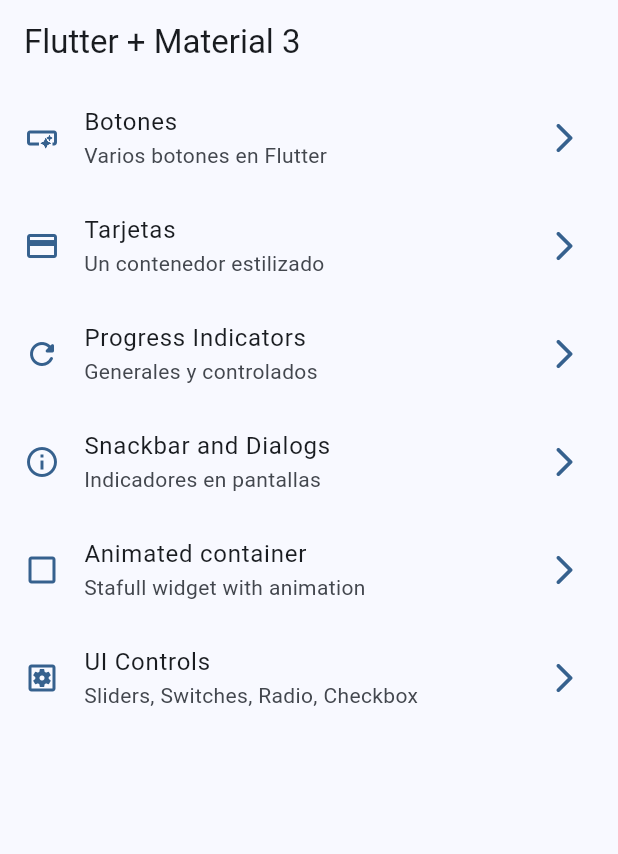
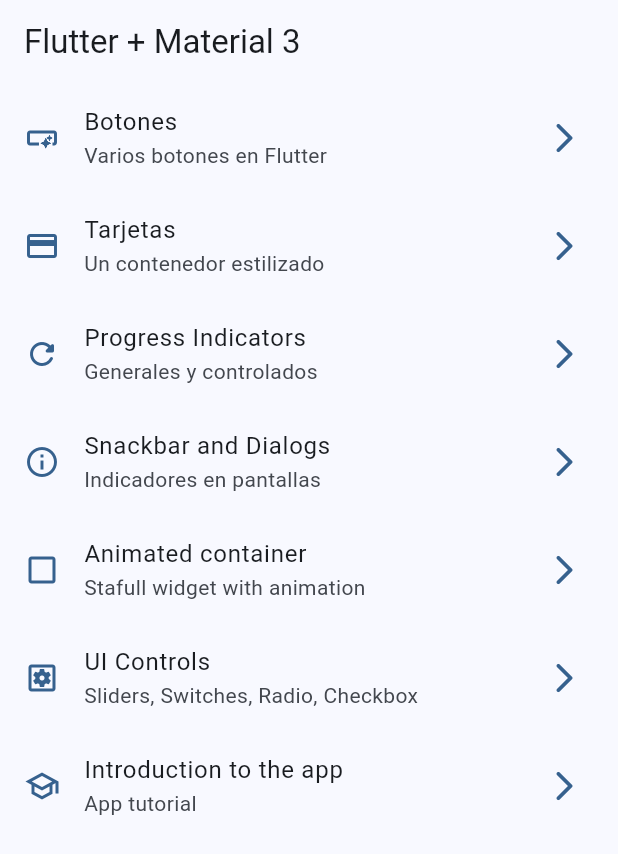
Before and after one commit to ChristianCeT/flutter-riverpod-widgets, a Flutter app: the screen it shows after launch, on a phone screen of 412 x 824 dp. Shown: the top 854 px of the screen. Run offline on Flutter 3.47's test engine with Material 2 defaults, Android fonts, the phone set to English and light mode, and no system bars; our stand-ins replace go_router.

Commit message:
tutorial screen added

```diff
--- a/lib/config/menu/menu_items.dart
+++ b/lib/config/menu/menu_items.dart
@@ -52,4 +52,11 @@ const appMenuItems = <MenuItem>[
     link: '/ui-controls',
     icon: Icons.settings_applications_outlined,
   ),
+  /* tutorial */
+  MenuItem(
+    title: 'Introduction to the app',
+    subTitle: 'App tutorial',
+    link: '/tutorial',
+    icon: Icons.school_outlined,
+  ),
 ];
--- a/lib/config/router/app_router.dart
+++ b/lib/config/router/app_router.dart
@@ -40,5 +40,11 @@ final appRouter = GoRouter(
       name: UiControlsScreen.name,
       builder: (context, state) => const UiControlsScreen(),
     ),
+    /* tutorial */
+    GoRoute(
+      path: '/tutorial',
+      name: AppTutorialScreen.name,
+      builder: (context, state) => const AppTutorialScreen(),
+    ),
   ],
 );
```
